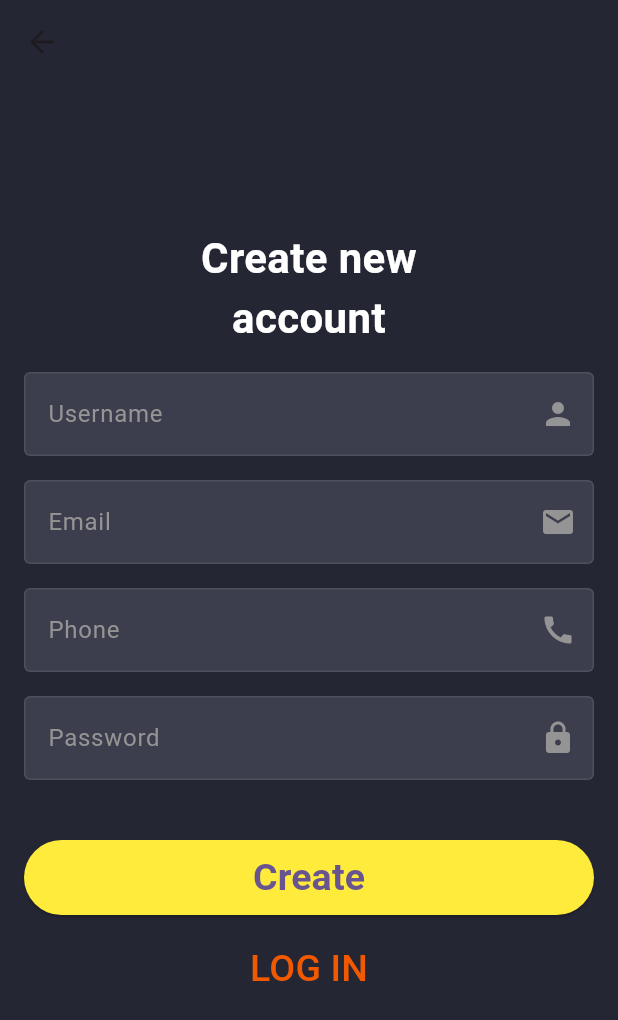
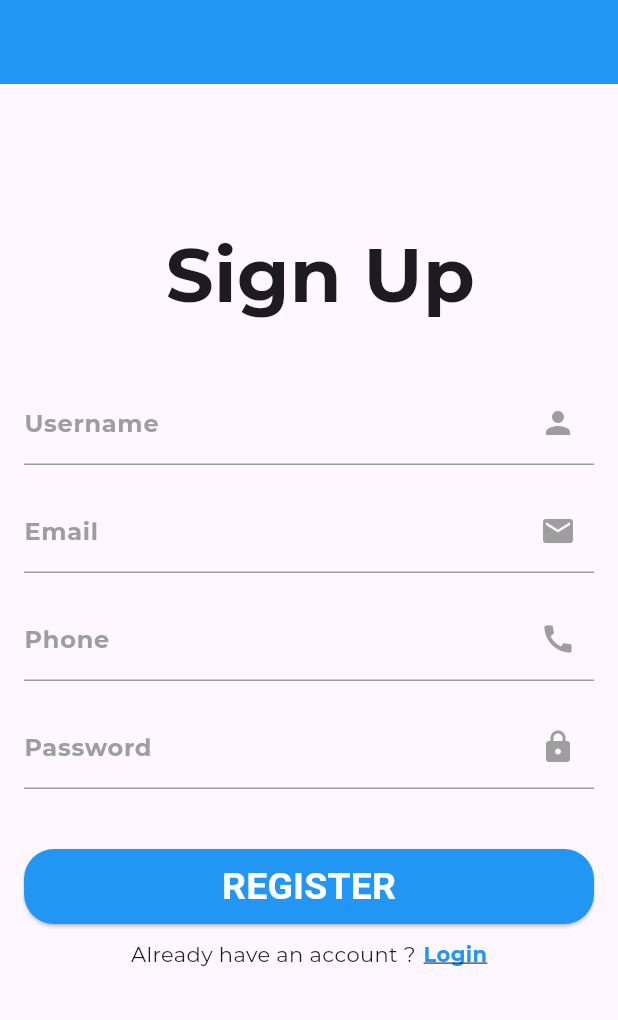
Before and after one commit to SD-Lab-Projects/BismillahBudget, a Flutter app: the SignUpViewPage screen opened directly, on a phone screen of 412 x 824 dp. Shown: the top 1020 px of the screen. Run offline on Flutter 3.47's test engine with Material 3 defaults, Android fonts, the phone set to English and light mode, and no system bars; our stand-ins replace cloud_firestore, firebase_auth, firebase_core, font_awesome_flutter, get; accounts and stored records are empty; project files that could hold a hidden picture were left out.

Commit message:
sign up page update

```diff
--- a/lib/screens/sign_up_page.dart
+++ b/lib/screens/sign_up_page.dart
@@ -1,5 +1,5 @@
 import 'package:bismillahbudget/screens/login_page.dart';
-
+import 'package:flutter/cupertino.dart';
 import 'package:flutter/material.dart';
 import 'package:get/get.dart';
 
@@ -7,21 +7,16 @@ import '../Services/auth_serices.dart';
 import '../utility/Appvalidator.dart';
 
 class SignUpViewPage extends StatefulWidget {
-  SignUpViewPage({super.key});
-
   @override
-  State<SignUpViewPage> createState() => _SignUpViewPageState();
+  _SignUpViewPageState createState() => _SignUpViewPageState();
 }
 
 class _SignUpViewPageState extends State<SignUpViewPage> {
   final GlobalKey<FormState> _formKey = GlobalKey<FormState>();
 
   final _userNameController = TextEditingController();
-
   final _emailController = TextEditingController();
-
   final _phoneController = TextEditingController();
-
   final _passwordController = TextEditingController();
 
   var authService = AuthServices();
@@ -38,10 +33,9 @@ class _SignUpViewPageState extends State<SignUpViewPage> {
         "email": _emailController.text,
         "phone": _phoneController.text,
         "password": _passwordController.text,
-        'remainingAmount':0,
-        'totalCredit':0,
-        'totalDebit':0
-
+        'remainingAmount': 0,
+        'totalCredit': 0,
+        'totalDebit': 0,
       };
 
       await authService.createUser(data, context);
@@ -49,47 +43,66 @@ class _SignUpViewPageState extends State<SignUpViewPage> {
       setState(() {
         isLoader = false;
       });
+
+      _showSuccessDialog(context);
     }
+  }
+
+  void _showSuccessDialog(BuildContext context) {
+    showDialog(
+      context: context,
+      builder: (BuildContext context) {
+        return AlertDialog(
+          title: Text("Sign Up Successful"),
+          content: Text("Your account has been created successfully."),
+          actions: <Widget>[
+            TextButton(
+              child: Text("OK"),
+              onPressed: () {
+                Navigator.of(context).pop(); // Close the dialog
+                Get.to(LoginViewPage()); // Redirect to login page
+              },
+            ),
+          ],
+        );
+      },
+    );
   }
 
   @override
   Widget build(BuildContext context) {
     return Scaffold(
+      appBar: AppBar(
+        backgroundColor: Colors.blue,
+        automaticallyImplyLeading: false,
+      ),
       resizeToAvoidBottomInset: false,
-      appBar: AppBar(
-        backgroundColor: Color(0xFF252634),
-      ),
-      backgroundColor: Color(0xFF252634),
       body: Padding(
-        padding: const EdgeInsets.all(16.0),
+        padding: EdgeInsets.all(16.0),
         child: Form(
           key: _formKey,
           child: Column(
-            children: [
-              SizedBox(
-                height: 80.0,
-              ),
-              SizedBox(
-                width: 250,
+            crossAxisAlignment: CrossAxisAlignment.start,
+            children: <Widget>[
+              Container(
+                alignment: Alignment.center,
+                padding: EdgeInsets.fromLTRB(15.0, 75.0, 0.0, 0.0),
                 child: Text(
-                  "Create new account",
-                  textAlign: TextAlign.center,
+                  'Sign Up',
                   style: TextStyle(
-                      color: Colors.white,
-                      fontSize: 28,
+                      fontFamily: 'Montserrat',
+                      fontSize: 50.0,
                       fontWeight: FontWeight.bold),
                 ),
               ),
-              SizedBox(
-                height: 16.0,
-              ),
+              SizedBox(height: 35.0),
               TextFormField(
                 controller: _userNameController,
                 autovalidateMode: AutovalidateMode.onUserInteraction,
                 decoration: _buildInputDecoration("Username", Icons.person),
                 validator: AppValidator.validateUsername,
                 style: TextStyle(
-                  color: Colors.white,
+                  color: Colors.black,
                 ),
               ),
               SizedBox(
@@ -98,7 +111,7 @@ class _SignUpViewPageState extends State<SignUpViewPage> {
               TextFormField(
                 controller: _emailController,
                 keyboardType: TextInputType.emailAddress,
-                style: TextStyle(color: Colors.white),
+                style: TextStyle(color: Colors.black),
                 autovalidateMode: AutovalidateMode.onUserInteraction,
                 decoration: _buildInputDecoration("Email", Icons.email),
                 validator: AppValidator.validateEmail,
@@ -109,7 +122,7 @@ class _SignUpViewPageState extends State<SignUpViewPage> {
               TextFormField(
                 controller: _phoneController,
                 keyboardType: TextInputType.phone,
-                style: TextStyle(color: Colors.white),
+                style: TextStyle(color: Colors.black),
                 autovalidateMode: AutovalidateMode.onUserInteraction,
                 decoration: _buildInputDecoration("Phone", Icons.call),
                 validator: AppValidator.validatePhone,
@@ -120,42 +133,62 @@ class _SignUpViewPageState extends State<SignUpViewPage> {
               TextFormField(
                 controller: _passwordController,
                 keyboardType: TextInputType.visiblePassword,
-                style: TextStyle(color: Colors.white),
+                style: TextStyle(color: Colors.black),
                 autovalidateMode: AutovalidateMode.onUserInteraction,
                 decoration: _buildInputDecoration("Password", Icons.lock),
                 validator: AppValidator.validatePassword,
               ),
-              SizedBox(
-                height: 40.0,
-              ),
+              SizedBox(height: 40.0),
               SizedBox(
                 height: 50,
                 width: double.infinity,
                 child: ElevatedButton(
                   style: ElevatedButton.styleFrom(
-                          backgroundColor: Colors.yellow),
+                    backgroundColor: Colors.blue,
+                    shape: RoundedRectangleBorder(
+                      borderRadius: BorderRadius.circular(20.0),
+                    ),
+                  ),
                   onPressed: () {
                     isLoader ? print("Loading") : _submitForm(context);
                   },
                   child: isLoader
                       ? Center(child: CircularProgressIndicator())
                       : Text(
-                              "Create",
+                          "REGISTER",
                           style: TextStyle(
-                                  fontSize: 25.0, fontWeight: FontWeight.bold),
-                            ))),
-              SizedBox(
-                height: 10.0,
+                              fontSize: 25.0,
+                              fontWeight: FontWeight.bold,
+                              color: Colors.white),
                         ),
-              TextButton(
-                onPressed: () {
+                ),
+              ),
+              SizedBox(height: 10.0),
+              Center(
+                child: Row(
+                  mainAxisAlignment: MainAxisAlignment.center,
+                  children: <Widget>[
+                    Text(
+                      'Already have an account ?',
+                      style: TextStyle(fontFamily: 'Montserrat'),
+                    ),
+                    SizedBox(width: 5.0),
+                    InkWell(
+                      onTap: () {
                         Get.to(LoginViewPage());
                       },
                       child: Text(
-                  "LOG IN",
-                  style: TextStyle(color: Color(0xFFF15900), fontSize: 25),
+                        'Login',
+                        style: TextStyle(
+                            color: Colors.blue,
+                            fontFamily: 'Montserrat',
+                            fontWeight: FontWeight.bold,
+                            decoration: TextDecoration.underline),
                       ),
                     )
+                  ],
+                ),
+              ),
             ],
           ),
         ),
@@ -163,20 +196,24 @@ class _SignUpViewPageState extends State<SignUpViewPage> {
     );
   }
 
-  InputDecoration _buildInputDecoration(String label, IconData suffixIcon) {
+  InputDecoration _buildInputDecoration(String label, IconData icon) {
     return InputDecoration(
-        fillColor: Color(0xAA494A59),
-        enabledBorder: OutlineInputBorder(
-            borderSide: BorderSide(color: Color(0x35949494))),
-        focusedBorder:
-            OutlineInputBorder(borderSide: BorderSide(color: Colors.white)),
-        filled: true,
-        labelStyle: TextStyle(color: Color(0xFF949494)),
       labelText: label,
-        suffixIcon: Icon(
-          suffixIcon,
-          color: Color(0xFF949494),
+      labelStyle: TextStyle(
+        fontFamily: 'Montserrat',
+        fontWeight: FontWeight.bold,
+        color: Colors.grey,
       ),
-        border: OutlineInputBorder(borderRadius: BorderRadius.circular(10.0)));
+      suffixIcon: Icon(icon, color: Colors.grey),
+      focusedBorder: UnderlineInputBorder(
+        borderSide: BorderSide(color: Colors.blue),
+      ),
+      enabledBorder: UnderlineInputBorder(
+        borderSide: BorderSide(color: Colors.grey),
+      ),
+      border: UnderlineInputBorder(
+        borderSide: BorderSide(color: Colors.grey),
+      ),
+    );
   }
 }
```
Lines whose indentation alone changed are shown as unchanged.
